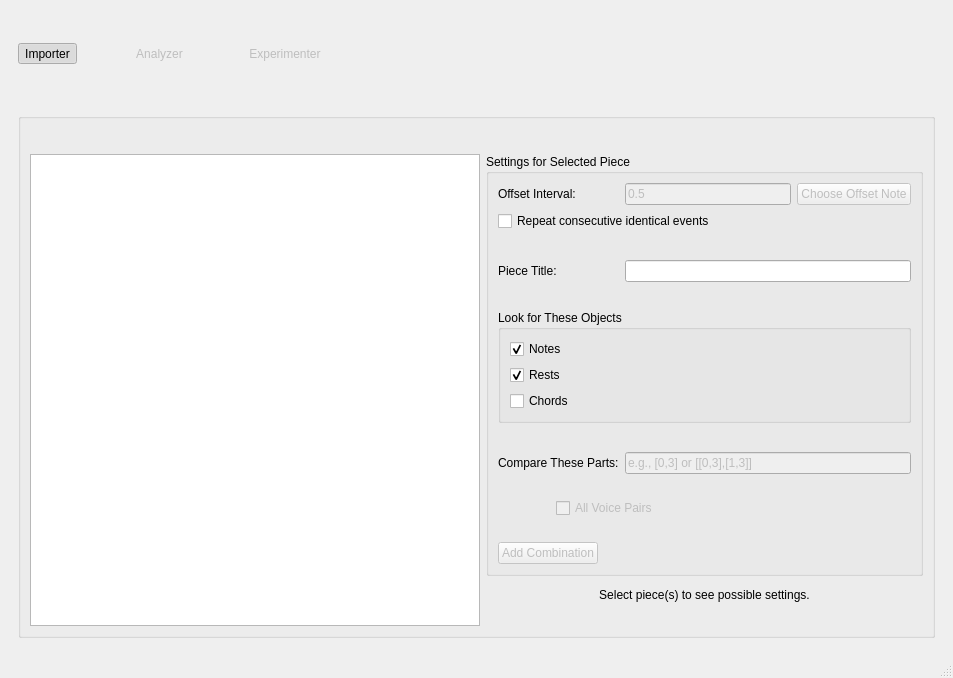
ELVIS-Project/vis-framework, file views/ui/main_window.ui: the form before one commit.
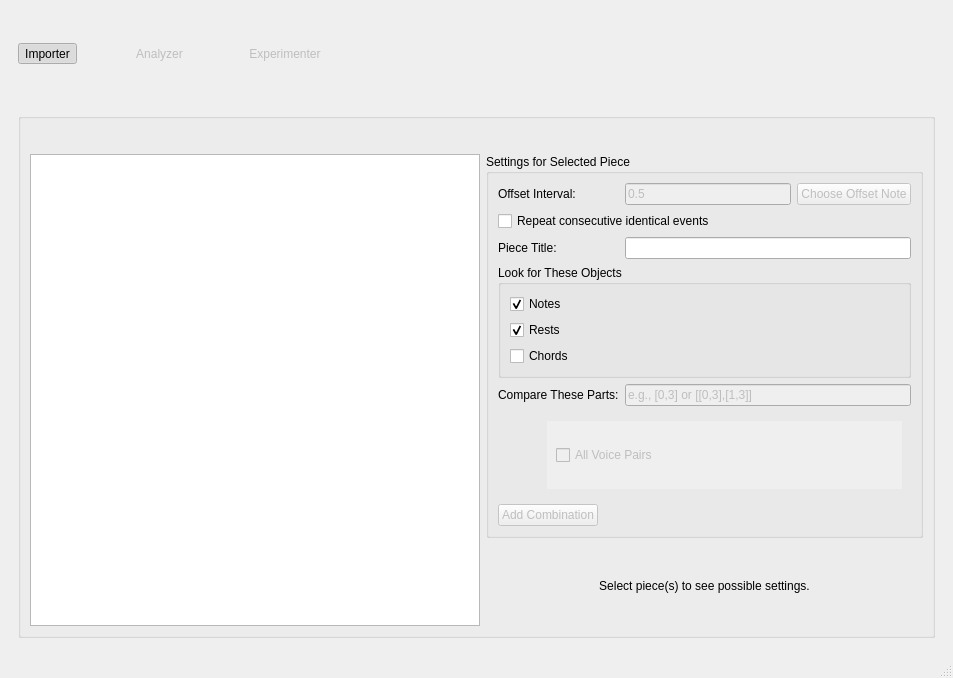
The form after the commit. The open tabs and pages were chosen to show the change. Icons and pictures are not drawn.

Commit message:
GUI Parts List Uses Scroll Bars
It used to be that pieces with lots of parts would make the whole vis
window expand---even if it meant making part of the window go off the
screen. Now, if there are too many parts, a scroll bar appears to help
you see all the parts, and to avoid making the window expand.

Closes #213

What changed in the file:
```diff
--- a/views/ui/main_window.ui
+++ b/views/ui/main_window.ui
@@ -341,93 +341,13 @@
         <item>
          <widget class="QGroupBox" name="groupBox">
           <layout class="QGridLayout" name="gridLayout_2">
-           <item row="4" column="4">
-            <spacer name="spacer_select_piece_1">
-             <property name="orientation">
-              <enum>Qt::Vertical</enum>
-             </property>
-             <property name="sizeHint" stdset="0">
-              <size>
-               <width>20</width>
-               <height>40</height>
-              </size>
-             </property>
-            </spacer>
-           </item>
-           <item row="3" column="4">
-            <widget class="QLabel" name="lbl_select_piece">
-             <property name="text">
-              <string>Select piece(s) to see possible settings.</string>
-             </property>
-             <property name="alignment">
-              <set>Qt::AlignCenter</set>
-             </property>
-            </widget>
-           </item>
-           <item row="2" column="4">
-            <spacer name="spacer_select_piece_2">
-             <property name="orientation">
-              <enum>Qt::Vertical</enum>
-             </property>
-             <property name="sizeHint" stdset="0">
-              <size>
-               <width>20</width>
-               <height>40</height>
-              </size>
-             </property>
-            </spacer>
-           </item>
-           <item row="0" column="4">
-            <widget class="QWidget" name="widget_6" native="true">
-             <layout class="QHBoxLayout" name="horizontalLayout_5"/>
-            </widget>
-           </item>
-           <item row="0" column="1">
-            <spacer name="horizontalSpacer_4">
-             <property name="orientation">
-              <enum>Qt::Horizontal</enum>
-             </property>
-             <property name="sizeHint" stdset="0">
-              <size>
-               <width>40</width>
-               <height>20</height>
-              </size>
-             </property>
-            </spacer>
-           </item>
            <item row="1" column="4">
             <widget class="QGroupBox" name="grp_settings_for_piece">
              <property name="title">
               <string>Settings for Selected Piece</string>
              </property>
              <layout class="QGridLayout" name="gridLayout_3">
-              <item row="3" column="1">
-               <spacer name="verticalSpacer_6">
-                <property name="orientation">
-                 <enum>Qt::Vertical</enum>
-                </property>
-                <property name="sizeHint" stdset="0">
-                 <size>
-                  <width>20</width>
-                  <height>40</height>
-                 </size>
-                </property>
-               </spacer>
-              </item>
-              <item row="9" column="1">
-               <spacer name="verticalSpacer">
-                <property name="orientation">
-                 <enum>Qt::Vertical</enum>
-                </property>
-                <property name="sizeHint" stdset="0">
-                 <size>
-                  <width>20</width>
-                  <height>40</height>
-                 </size>
-                </property>
-               </spacer>
-              </item>
-              <item row="12" column="0">
+              <item row="9" column="0">
                <widget class="QPushButton" name="btn_add_check_combo">
                 <property name="enabled">
                  <bool>false</bool>
@@ -466,7 +386,7 @@
                 </property>
                </widget>
               </item>
-              <item row="10" column="1" colspan="2">
+              <item row="7" column="1" colspan="2">
                <widget class="QLineEdit" name="line_compare_these_parts">
                 <property name="enabled">
                  <bool>false</bool>
@@ -479,7 +399,7 @@
                 </property>
                </widget>
               </item>
-              <item row="10" column="0">
+              <item row="7" column="0">
                <widget class="QLabel" name="lbl_compare_these_parts">
                 <property name="text">
                  <string>Compare These Parts:</string>
@@ -496,8 +416,14 @@
                 </property>
                </widget>
               </item>
-              <item row="11" column="0" colspan="3">
+              <item row="8" column="0" colspan="3">
                <widget class="QWidget" name="widget_2" native="true">
+                <property name="sizePolicy">
+                 <sizepolicy hsizetype="Preferred" vsizetype="Expanding">
+                  <horstretch>0</horstretch>
+                  <verstretch>0</verstretch>
+                 </sizepolicy>
+                </property>
                 <layout class="QHBoxLayout" name="horizontalLayout_9">
                  <item>
                   <spacer name="horizontalSpacer_7">
@@ -516,31 +442,56 @@
                   </spacer>
                  </item>
                  <item>
-                  <widget class="QWidget" name="widget_part_boxes" native="true">
-                   <layout class="QVBoxLayout" name="verticalLayout_22">
-                    <item>
-                     <widget class="QCheckBox" name="chk_all_voice_combos">
-                      <property name="enabled">
-                       <bool>false</bool>
-                      </property>
-                      <property name="toolTip">
-                       <string>Collect Statistics for all Part Combinations</string>
-                      </property>
-                      <property name="text">
-                       <string>All Voice Pairs</string>
-                      </property>
-                     </widget>
-                    </item>
-                   </layout>
+                  <widget class="QScrollArea" name="widget_part_boxes">
+                   <property name="sizePolicy">
+                    <sizepolicy hsizetype="Preferred" vsizetype="Minimum">
+                     <horstretch>0</horstretch>
+                     <verstretch>0</verstretch>
+                    </sizepolicy>
+                   </property>
+                   <property name="frameShape">
+                    <enum>QFrame::NoFrame</enum>
+                   </property>
+                   <property name="frameShadow">
+                    <enum>QFrame::Plain</enum>
+                   </property>
+                   <property name="widgetResizable">
+                    <bool>true</bool>
+                   </property>
+                   <widget class="QWidget" name="part_box_widget">
+                    <property name="geometry">
+                     <rect>
+                      <x>0</x>
+                      <y>0</y>
+                      <width>373</width>
+                      <height>79</height>
+                     </rect>
+                    </property>
+                    <layout class="QVBoxLayout" name="verticalLayout_part_boxes">
+                     <item>
+                      <widget class="QCheckBox" name="chk_all_voice_combos">
+                       <property name="enabled">
+                        <bool>false</bool>
+                       </property>
+                       <property name="toolTip">
+                        <string>Collect Statistics for all Part Combinations</string>
+                       </property>
+                       <property name="text">
+                        <string>All Voice Pairs</string>
+                       </property>
+                      </widget>
+                     </item>
+                    </layout>
+                   </widget>
                   </widget>
                  </item>
                 </layout>
                </widget>
               </item>
-              <item row="5" column="1" colspan="2">
+              <item row="4" column="1" colspan="2">
                <widget class="QLineEdit" name="line_piece_title"/>
               </item>
-              <item row="5" column="0">
+              <item row="4" column="0">
                <widget class="QLabel" name="lbl_piece_title">
                 <property name="text">
                  <string>Piece Title:</string>
@@ -554,20 +505,7 @@
                 </property>
                </widget>
               </item>
-              <item row="7" column="1">
-               <spacer name="verticalSpacer_2">
-                <property name="orientation">
-                 <enum>Qt::Vertical</enum>
-                </property>
-                <property name="sizeHint" stdset="0">
-                 <size>
-                  <width>20</width>
-                  <height>40</height>
-                 </size>
-                </property>
-               </spacer>
-              </item>
-              <item row="8" column="0" colspan="3">
+              <item row="6" column="0" colspan="3">
                <widget class="QGroupBox" name="grp_which_objects">
                 <property name="title">
                  <string>Look for These Objects</string>
@@ -606,7 +544,67 @@
              </layout>
             </widget>
            </item>
-           <item row="1" column="0" rowspan="7" colspan="3">
+           <item row="0" column="4">
+            <widget class="QWidget" name="widget_6" native="true">
+             <layout class="QHBoxLayout" name="horizontalLayout_5"/>
+            </widget>
+           </item>
+           <item row="0" column="1">
+            <spacer name="horizontalSpacer_4">
+             <property name="orientation">
+              <enum>Qt::Horizontal</enum>
+             </property>
+             <property name="sizeHint" stdset="0">
+              <size>
+               <width>40</width>
+               <height>20</height>
+              </size>
+             </property>
+            </spacer>
+           </item>
+           <item row="2" column="4">
+            <widget class="QWidget" name="widget_select_piece" native="true">
+             <layout class="QVBoxLayout" name="verticalLayout_16">
+              <item>
+               <spacer name="spacer_select_piece_1">
+                <property name="orientation">
+                 <enum>Qt::Vertical</enum>
+                </property>
+                <property name="sizeHint" stdset="0">
+                 <size>
+                  <width>20</width>
+                  <height>40</height>
+                 </size>
+                </property>
+               </spacer>
+              </item>
+              <item>
+               <widget class="QLabel" name="lbl_select_piece">
+                <property name="text">
+                 <string>Select piece(s) to see possible settings.</string>
+                </property>
+                <property name="alignment">
+                 <set>Qt::AlignCenter</set>
+                </property>
+               </widget>
+              </item>
+              <item>
+               <spacer name="spacer_select_piece_2">
+                <property name="orientation">
+                 <enum>Qt::Vertical</enum>
+                </property>
+                <property name="sizeHint" stdset="0">
+                 <size>
+                  <width>20</width>
+                  <height>37</height>
+                 </size>
+                </property>
+               </spacer>
+              </item>
+             </layout>
+            </widget>
+           </item>
+           <item row="1" column="0" rowspan="2" colspan="3">
             <widget class="QTableView" name="gui_pieces_list">
              <property name="selectionBehavior">
               <enum>QAbstractItemView::SelectRows</enum>
```
Left out of the diff: 2 changed lines with no effect on the pictures. The commit also changes 2 other files.
